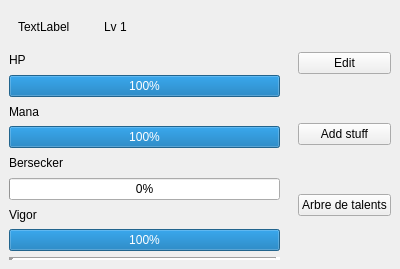
Before: the Qt Designer form app/view/forms/heropanel.ui in r0nd0ud0u/qt-rpg, drawn with Qt 5.
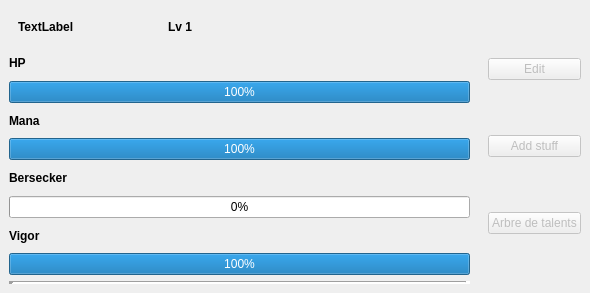
After: the same form once the commit is applied. Custom widgets are drawn as their Qt base class.

Diff of the .ui file:
```diff
--- a/app/view/forms/heropanel.ui
+++ b/app/view/forms/heropanel.ui
@@ -6,8 +6,8 @@
    <rect>
     <x>0</x>
     <y>0</y>
-    <width>400</width>
-    <height>269</height>
+    <width>590</width>
+    <height>293</height>
    </rect>
   </property>
   <property name="windowTitle">
@@ -30,9 +30,42 @@
     <number>0</number>
    </property>
    <item>
+    <widget class="QFrame" name="frame">
+     <property name="sizePolicy">
+      <sizepolicy hsizetype="MinimumExpanding" vsizetype="MinimumExpanding">
+       <horstretch>0</horstretch>
+       <verstretch>0</verstretch>
+      </sizepolicy>
+     </property>
+     <property name="frameShape">
+      <enum>QFrame::NoFrame</enum>
+     </property>
+     <property name="frameShadow">
+      <enum>QFrame::Plain</enum>
+     </property>
+     <property name="lineWidth">
+      <number>0</number>
+     </property>
+     <layout class="QHBoxLayout" name="horizontalLayout_3">
+      <property name="spacing">
+       <number>0</number>
+      </property>
+      <property name="leftMargin">
+       <number>0</number>
+      </property>
+      <property name="topMargin">
+       <number>0</number>
+      </property>
+      <property name="rightMargin">
+       <number>0</number>
+      </property>
+      <property name="bottomMargin">
+       <number>0</number>
+      </property>
+      <item>
     <widget class="QWidget" name="left_widget" native="true">
      <property name="sizePolicy">
-      <sizepolicy hsizetype="Preferred" vsizetype="Preferred">
+         <sizepolicy hsizetype="MinimumExpanding" vsizetype="MinimumExpanding">
        <horstretch>0</horstretch>
        <verstretch>0</verstretch>
       </sizepolicy>
@@ -49,6 +82,11 @@
              <verstretch>0</verstretch>
             </sizepolicy>
            </property>
+              <property name="font">
+               <font>
+                <bold>true</bold>
+               </font>
+              </property>
            <property name="text">
             <string>TextLabel</string>
            </property>
@@ -56,6 +94,11 @@
          </item>
          <item>
           <widget class="QLabel" name="hero_level">
+              <property name="font">
+               <font>
+                <bold>true</bold>
+               </font>
+              </property>
            <property name="text">
             <string>Lv 1</string>
            </property>
@@ -71,6 +114,11 @@
       </item>
       <item>
        <widget class="QLabel" name="hp_label">
+           <property name="font">
+            <font>
+             <bold>true</bold>
+            </font>
+           </property>
         <property name="text">
          <string>HP</string>
         </property>
@@ -88,6 +136,11 @@
       </item>
       <item>
        <widget class="QLabel" name="mana_label">
+           <property name="font">
+            <font>
+             <bold>true</bold>
+            </font>
+           </property>
         <property name="text">
          <string>Mana</string>
         </property>
@@ -102,6 +155,11 @@
       </item>
       <item>
        <widget class="QLabel" name="bersecker_label">
+           <property name="font">
+            <font>
+             <bold>true</bold>
+            </font>
+           </property>
         <property name="text">
          <string>Bersecker</string>
         </property>
@@ -116,6 +174,11 @@
       </item>
       <item>
        <widget class="QLabel" name="vigor_label">
+           <property name="font">
+            <font>
+             <bold>true</bold>
+            </font>
+           </property>
         <property name="text">
          <string>Vigor</string>
         </property>
@@ -144,7 +207,7 @@
    <item>
     <widget class="QWidget" name="right_widget" native="true">
      <property name="sizePolicy">
-      <sizepolicy hsizetype="Fixed" vsizetype="Preferred">
+         <sizepolicy hsizetype="Preferred" vsizetype="MinimumExpanding">
        <horstretch>0</horstretch>
        <verstretch>0</verstretch>
       </sizepolicy>
@@ -152,13 +215,19 @@
      <layout class="QVBoxLayout" name="verticalLayout_2">
       <item>
        <widget class="QPushButton" name="edit_button">
+           <property name="enabled">
+            <bool>false</bool>
+           </property>
         <property name="text">
          <string>Edit</string>
         </property>
        </widget>
       </item>
       <item>
-       <widget class="QPushButton" name="pushButton">
+          <widget class="QPushButton" name="stuff_button">
+           <property name="enabled">
+            <bool>false</bool>
+           </property>
         <property name="text">
          <string>Add stuff</string>
         </property>
@@ -166,9 +235,15 @@
       </item>
       <item>
        <widget class="QPushButton" name="talent_tree_button">
+           <property name="enabled">
+            <bool>false</bool>
+           </property>
         <property name="text">
          <string>Arbre de talents</string>
         </property>
+          </widget>
+         </item>
+        </layout>
        </widget>
       </item>
      </layout>
```
Lines whose indentation alone changed are shown as unchanged.
